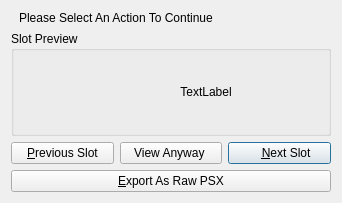
Qt form errbox.ui (sithlord48/blackchocobo) before a commit.
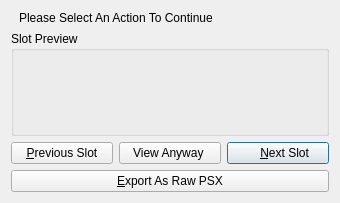
The same form after that commit. Icons and pictures are not drawn.

Commit message: cleaned up default items in the ui files(need to do mainwindow still). updated the new default save stuff in options and mainwindow no longer trys to set a default for it

Patch:
```diff
--- a/errbox.ui
+++ b/errbox.ui
@@ -9,16 +9,10 @@
    <rect>
     <x>0</x>
     <y>0</y>
-    <width>342</width>
-    <height>192</height>
+    <width>340</width>
+    <height>190</height>
    </rect>
   </property>
-  <property name="sizePolicy">
-   <sizepolicy hsizetype="Preferred" vsizetype="Preferred">
-    <horstretch>0</horstretch>
-    <verstretch>0</verstretch>
-   </sizepolicy>
-  </property>
   <property name="windowTitle">
    <string>Non Final Fantasy VII Slot Detected</string>
   </property>
@@ -90,9 +84,6 @@
        <layout class="QVBoxLayout" name="verticalLayout_3">
         <item>
          <widget class="QLabel" name="lbl_regionstring">
-          <property name="text">
-           <string notr="true">TextLabel</string>
-          </property>
           <property name="alignment">
            <set>Qt::AlignCenter</set>
           </property>
@@ -108,19 +99,10 @@
    </item>
    <item>
     <layout class="QVBoxLayout" name="verticalLayout">
-     <property name="spacing">
-      <number>-1</number>
-     </property>
      <item>
       <layout class="QHBoxLayout" name="horizontalLayout">
        <item>
         <widget class="QPushButton" name="btn_prev">
-         <property name="sizePolicy">
-          <sizepolicy hsizetype="Preferred" vsizetype="Fixed">
-           <horstretch>0</horstretch>
-           <verstretch>0</verstretch>
-          </sizepolicy>
-         </property>
          <property name="text">
           <string>&amp;Previous Slot</string>
          </property>
@@ -152,9 +134,6 @@
          <property name="layoutDirection">
           <enum>Qt::RightToLeft</enum>
          </property>
-         <property name="autoFillBackground">
-          <bool>false</bool>
-         </property>
          <property name="text">
           <string>    &amp;Next Slot</string>
          </property>
@@ -168,9 +147,6 @@
          <property name="default">
           <bool>true</bool>
          </property>
-         <property name="flat">
-          <bool>false</bool>
-         </property>
         </widget>
        </item>
       </layout>
```
Left out of the diff: 3 changed lines with no effect on the pictures. The commit also changes 5 other files.
